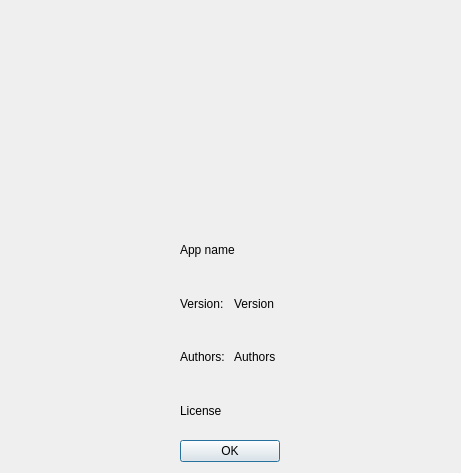
Before: the Qt Designer form about.ui in lukpro681/PT-Music-center, drawn with Qt 5.
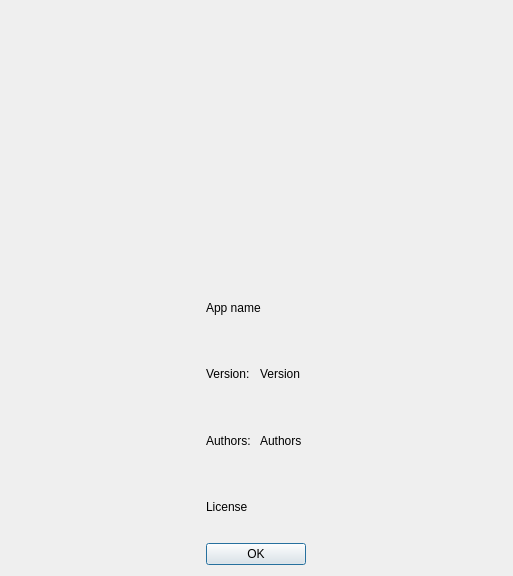
After: the same form once the commit is applied. Icons and pictures are not drawn.

```diff
--- a/about.ui
+++ b/about.ui
@@ -6,8 +6,8 @@
    <rect>
     <x>0</x>
     <y>0</y>
-    <width>461</width>
-    <height>473</height>
+    <width>513</width>
+    <height>576</height>
    </rect>
   </property>
   <property name="minimumSize">
@@ -18,8 +18,8 @@
   </property>
   <property name="maximumSize">
    <size>
-    <width>461</width>
-    <height>473</height>
+    <width>16777215</width>
+    <height>16777215</height>
    </size>
   </property>
   <property name="windowTitle">
```
